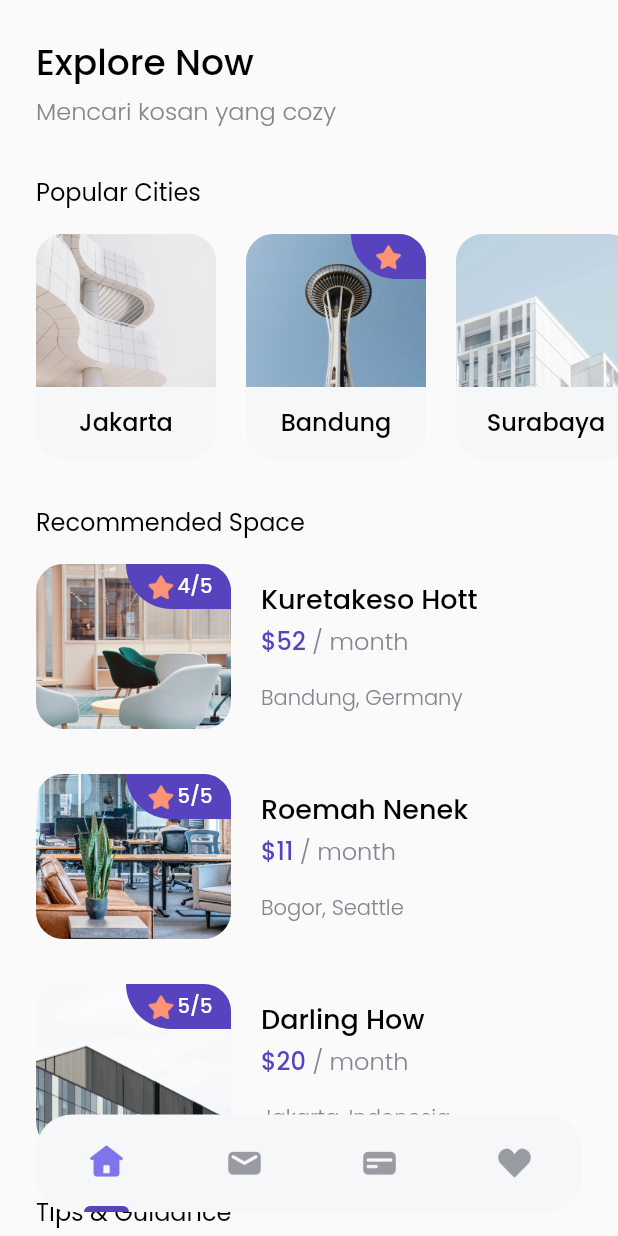
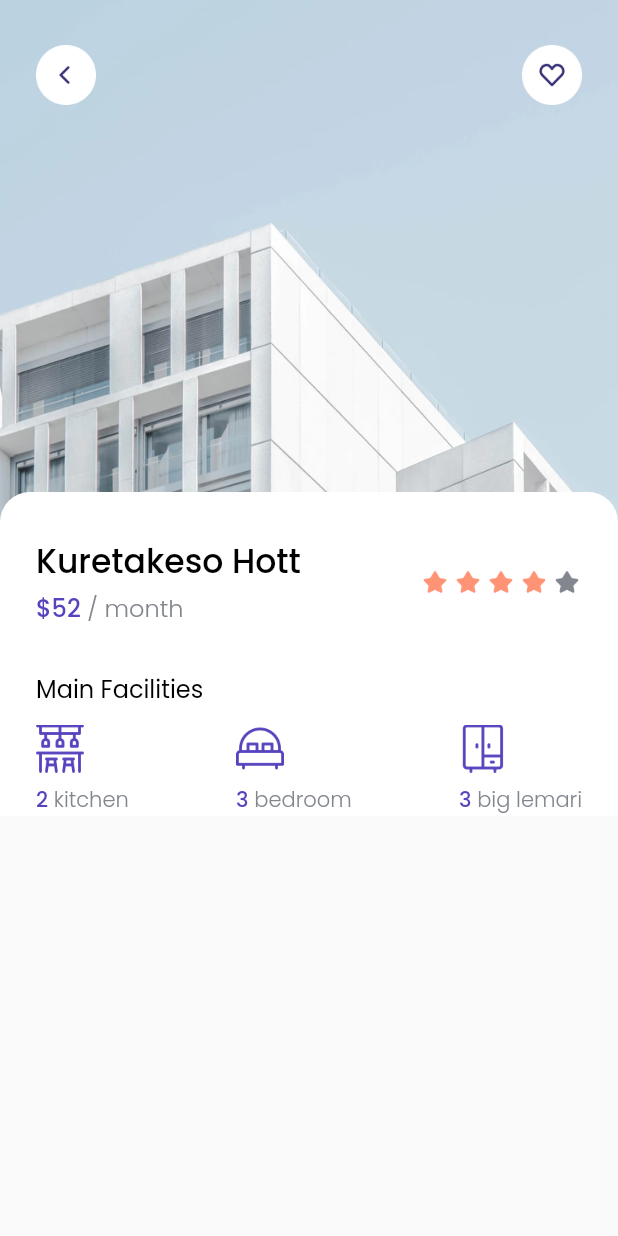
Before and after one commit to ahmadm712/Cozy-House-Finder, a Flutter app: the HomePage screen opened by its route, after a tap on an icon or button, on a phone screen of 412 x 824 dp. Run offline on Flutter 3.47's test engine with Material 2 defaults, Android fonts, the light colour scheme and no system bars; our stand-ins replace google_fonts.

Commit message:
cozy 18 detail 3

```diff
--- a/lib/main.dart
+++ b/lib/main.dart
@@ -1,4 +1,5 @@
 import 'package:cozy_house_finder/common/style.dart';
+import 'package:cozy_house_finder/pages/detail_page.dart';
 import 'package:cozy_house_finder/pages/home_page.dart';
 import 'package:cozy_house_finder/pages/splash_screen.dart';
 import 'package:flutter/material.dart';
@@ -31,6 +32,7 @@ class MyApp extends StatelessWidget {
       routes: {
         '/': (context) => const SplashScreen(),
         '/home': (context) => const HomePage(),
+        '/detail-page': (context) => const DetailPage(),
       },
     );
   }
--- /dev/null
+++ b/lib/models/facility.dart
@@ -0,0 +1,10 @@
+class FacilityModel {
+  String name;
+  String imageUrl;
+  int total;
+  FacilityModel({
+    required this.name,
+    required this.imageUrl,
+    required this.total,
+  });
+}
--- /dev/null
+++ b/lib/pages/detail_page.dart
@@ -0,0 +1,198 @@
+import 'package:cozy_house_finder/common/style.dart';
+import 'package:cozy_house_finder/models/facility.dart';
+import 'package:cozy_house_finder/widgets/facility_item.dart';
+import 'package:flutter/material.dart';
+
+class DetailPage extends StatelessWidget {
+  const DetailPage({Key? key}) : super(key: key);
+
+  @override
+  Widget build(BuildContext context) {
+    return Scaffold(
+      body: SafeArea(
+        bottom: false,
+        child: Stack(
+          children: [
+            Image.asset(
+              'assets/thumbnail.png',
+              width: MediaQuery.of(context).size.width,
+              height: 350,
+              fit: BoxFit.cover,
+            ),
+            Padding(
+              padding: EdgeInsets.symmetric(
+                horizontal: edge,
+                vertical: edge + 6,
+              ),
+              child: Row(
+                mainAxisAlignment: MainAxisAlignment.spaceBetween,
+                children: [
+                  InkWell(
+                    onTap: () {
+                      Navigator.pop(context);
+                    },
+                    child: Image.asset(
+                      'assets/btn_back.png',
+                      width: 40,
+                    ),
+                  ),
+                  InkWell(
+                    onTap: () {},
+                    child: Image.asset(
+                      'assets/btn_wishlist.png',
+                      width: 40,
+                    ),
+                  ),
+                ],
+              ),
+            ),
+            ListView(
+              children: [
+                const SizedBox(
+                  height: 328,
+                ),
+                Container(
+                  width: MediaQuery.of(context).size.width,
+                  decoration: BoxDecoration(
+                    borderRadius: const BorderRadius.vertical(
+                      top: Radius.circular(20),
+                    ),
+                    color: whiteColor,
+                  ),
+                  child: Column(
+                    crossAxisAlignment: CrossAxisAlignment.start,
+                    children: [
+                      Padding(
+                        padding: EdgeInsets.only(
+                          top: edge + 6,
+                          left: edge,
+                          right: edge,
+                        ),
+                        child: Row(
+                          mainAxisAlignment: MainAxisAlignment.spaceBetween,
+                          children: [
+                            Column(
+                              crossAxisAlignment: CrossAxisAlignment.start,
+                              children: [
+                                Text(
+                                  'Kuretakeso Hott',
+                                  style: blackTextStyle.copyWith(
+                                    fontSize: 22,
+                                  ),
+                                ),
+                                const SizedBox(
+                                  height: 2,
+                                ),
+                                Text.rich(
+                                  TextSpan(
+                                    text: '\$52',
+                                    style: purpleTextStyle.copyWith(
+                                      fontSize: 16,
+                                    ),
+                                    children: [
+                                      TextSpan(
+                                        text: ' / month',
+                                        style: greyTextStyle.copyWith(
+                                          fontSize: 16,
+                                        ),
+                                      ),
+                                    ],
+                                  ),
+                                ),
+                              ],
+                            ),
+                            starAll()
+                          ],
+                        ),
+                      ),
+                      const SizedBox(
+                        height: 30,
+                      ),
+                      Container(
+                        margin: const EdgeInsets.only(bottom: 12),
+                        padding: EdgeInsets.only(left: edge),
+                        child: Text(
+                          'Main Facilities',
+                          style: regularTextStyle.copyWith(fontSize: 16),
+                        ),
+                      ),
+                      Padding(
+                        padding: EdgeInsets.symmetric(horizontal: edge),
+                        child: Row(
+                          mainAxisAlignment: MainAxisAlignment.spaceBetween,
+                          children: [
+                            FaciltyItem(
+                              facility: FacilityModel(
+                                name: 'kitchen',
+                                imageUrl: 'assets/icon_kitchen.png',
+                                total: 2,
+                              ),
+                            ),
+                            FaciltyItem(
+                              facility: FacilityModel(
+                                name: 'bedroom',
+                                imageUrl: 'assets/icon_bedroom.png',
+                                total: 3,
+                              ),
+                            ),
+                            FaciltyItem(
+                              facility: FacilityModel(
+                                name: 'big lemari',
+                                imageUrl: 'assets/icon_cupboard.png',
+                                total: 3,
+                              ),
+                            ),
+                          ],
+                        ),
+                      ),
+                    ],
+                  ),
+                ),
+              ],
+            )
+          ],
+        ),
+      ),
+    );
+  }
+
+  Row starAll() {
+    return Row(
+      children: [
+        Image.asset(
+          'assets/icon_star.png',
+          width: 20,
+        ),
+        const SizedBox(
+          width: 2,
+        ),
+        Image.asset(
+          'assets/icon_star.png',
+          width: 20,
+        ),
+        const SizedBox(
+          width: 2,
+        ),
+        Image.asset(
+          'assets/icon_star.png',
+          width: 20,
+        ),
+        const SizedBox(
+          width: 2,
+        ),
+        Image.asset(
+          'assets/icon_star.png',
+          width: 20,
+        ),
+        const SizedBox(
+          width: 2,
+        ),
+        Image.asset(
+          'assets/icon_star.png',
+          width: 20,
+          color: greyColor,
+        ),
+      ],
+    );
+  }
+}
--- a/lib/widgets/bottom_nav_bar_item.dart
+++ b/lib/widgets/bottom_nav_bar_item.dart
@@ -14,12 +14,12 @@ class BottomNavBarItem extends StatelessWidget {
   Widget build(BuildContext context) {
     return Column(
       children: [
-        Spacer(),
+        const Spacer(),
         Image.asset(
           imgUrl,
           width: 26,
         ),
-        Spacer(),
+        const Spacer(),
         if (isActive)
           Container(
             width: 30,
--- /dev/null
+++ b/lib/widgets/facility_item.dart
@@ -0,0 +1,40 @@
+import 'package:cozy_house_finder/common/style.dart';
+import 'package:cozy_house_finder/models/facility.dart';
+import 'package:flutter/material.dart';
+
+class FaciltyItem extends StatelessWidget {
+  FacilityModel facility;
+  FaciltyItem({Key? key, required this.facility}) : super(key: key);
+
+  @override
+  Widget build(BuildContext context) {
+    return Column(
+      crossAxisAlignment: CrossAxisAlignment.start,
+      children: [
+        Image.asset(
+          facility.imageUrl,
+          width: 32,
+        ),
+        const SizedBox(
+          height: 8,
+        ),
+        Text.rich(
+          TextSpan(
+            text: facility.total.toString(),
+            style: purpleTextStyle.copyWith(
+              fontSize: 14,
+            ),
+            children: [
+              TextSpan(
+                text: " ${facility.name}",
+                style: greyTextStyle.copyWith(
+                  fontSize: 14,
+                ),
+              ),
+            ],
+          ),
+        ),
+      ],
+    );
+  }
+}
--- a/lib/widgets/space_card.dart
+++ b/lib/widgets/space_card.dart
@@ -10,12 +10,10 @@ class SpaceCard extends StatelessWidget {
   Widget build(BuildContext context) {
     return InkWell(
       onTap: () {
-        // Navigator.push(
-        //   context,
-        //   MaterialPageRoute(
-        //     builder: (context) => DetailPage(space),
-        //   ),
-        // );
+        Navigator.pushNamed(
+          context,
+          '/detail-page',
+        );
       },
       child: Row(
         children: [
```
